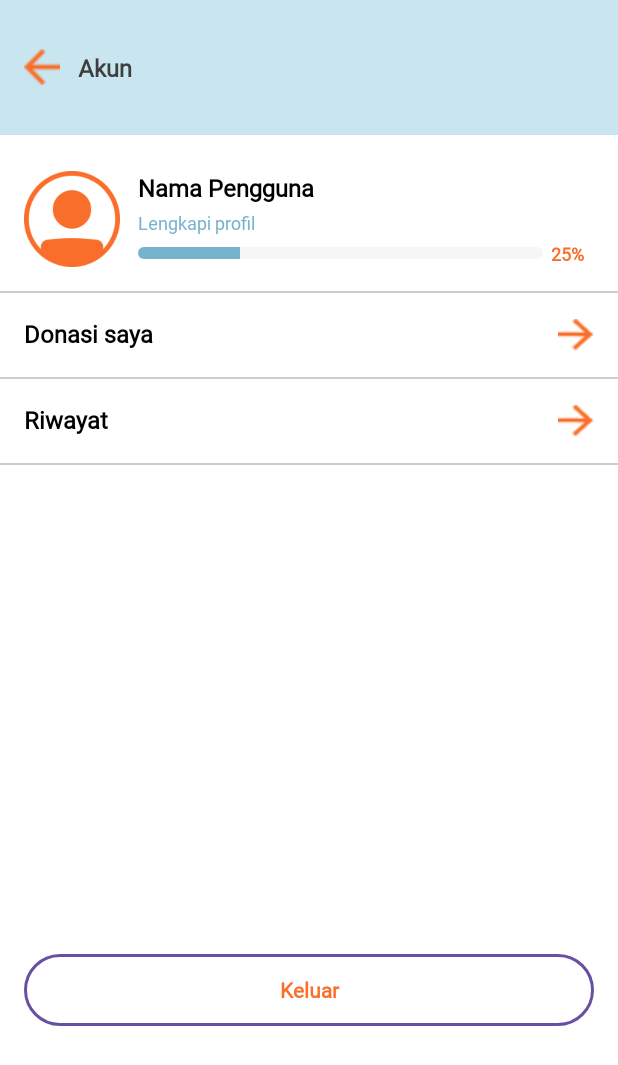
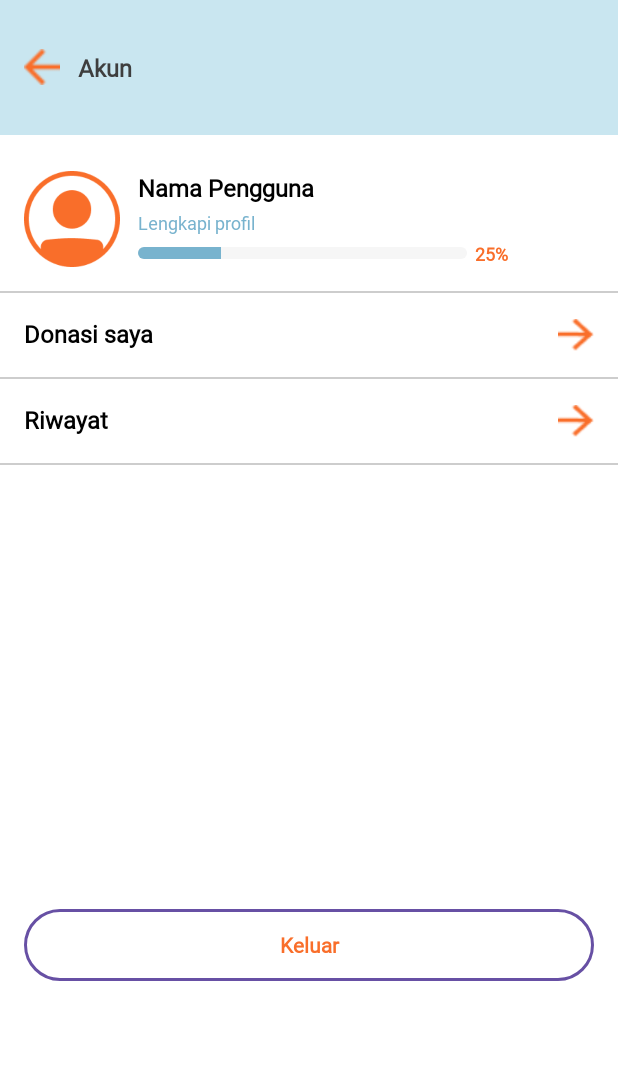
Before and after one commit to bukanberuangsr/Proyek-Akhir-PAM, an Android app: the screen it shows after launch (AccountActivity), on a phone screen of 412 x 824 dp. Shown: the top 1065 px of the screen. Run offline under Robolectric (Android 15) with nearby library versions, the phone set to English and light mode, and no system bars.

Commit message:
benerin angka 25 nya biar keliatan

```diff
--- a/app/src/main/res/layout/activity_account.xml
+++ b/app/src/main/res/layout/activity_account.xml
@@ -84,7 +84,7 @@
                 <ProgressBar
                     android:id="@+id/progressProfil"
                     style="?android:attr/progressBarStyleHorizontal"
-                    android:layout_width="270dp"
+                    android:layout_width="219dp"
                     android:layout_height="8dp"
                     android:progress="25"
                     android:max="100"
@@ -178,8 +178,7 @@
     <!-- Spacer -->
     <LinearLayout
         android:layout_width="match_parent"
-        android:layout_height="310dp"/>
-
+        android:layout_height="280dp"/>
 
     <!-- Tombol Keluar -->
     <Button
```
